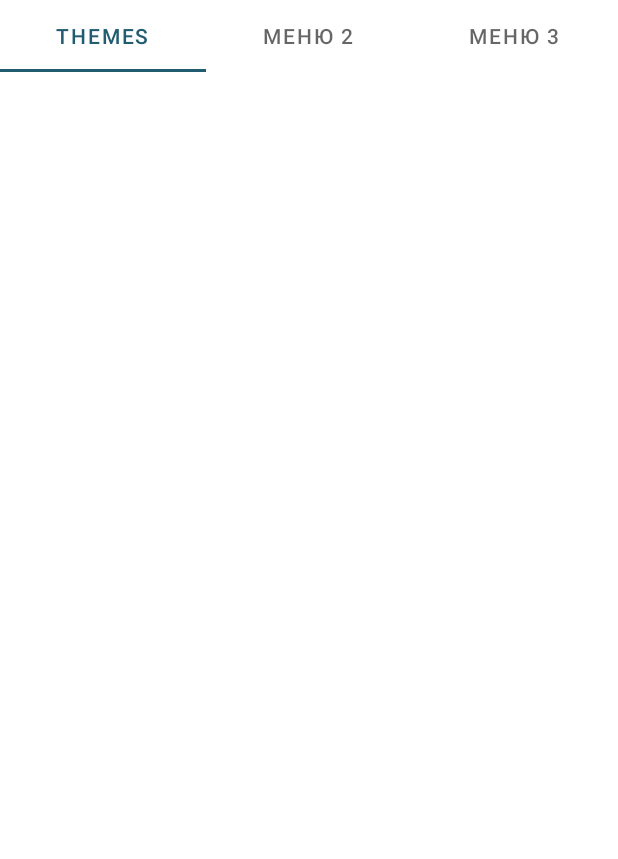
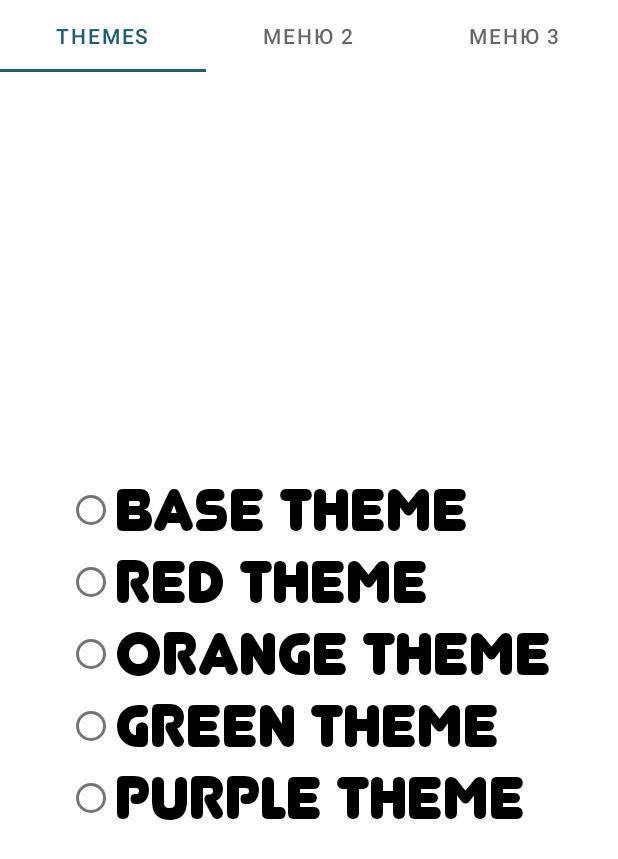
Before and after one commit to BansheeMan/Klindyuk1919MaterialDesign, an Android app: the fragment SettingsFragment shown on its own in the app's theme, on a phone screen of 412 x 824 dp. Shown: the top 859 px of the screen. Run offline under Robolectric (Android 15) with nearby library versions, the phone set to English and light mode, and no system bars; 2 statements that could not run were skipped.

Commit message:
HW2 Добавил переключение тем в TabLayout

```diff
--- a/app/src/main/AndroidManifest.xml
+++ b/app/src/main/AndroidManifest.xml
@@ -16,7 +16,7 @@
         android:theme="@style/MyBaseTheme"
         tools:targetApi="31">
         <activity
-            android:name=".view_viewmodel.MainActivity"
+            android:name=".view_viewmodel.main_activity.MainActivity"
             android:exported="true">
             <intent-filter>
                 <action android:name="android.intent.action.MAIN" />
--- a/app/src/main/java/com/example/klindyuk1919materialdesign230522/utils/Keys.kt
+++ b/app/src/main/java/com/example/klindyuk1919materialdesign230522/utils/Keys.kt
@@ -9,3 +9,12 @@ const val TODAY = 0
 const val YESTERDAY = -1
 const val TWO_DAYS_AGO = -2
 const val FORMAT_DATE = "yyyy-MM-dd"
+
+internal const val KEY_SP = "SP"
+internal const val KEY_CURRENT_THEME = "CURRENT_THEME"
+
+const val THEME_BASE = 1
+const val THEME_RED = 2
+const val THEME_ORANGE = 3
+const val THEME_GREEN = 4
+const val THEME_PURPLE = 5
--- a/app/src/main/java/com/example/klindyuk1919materialdesign230522/view_viewmodel/SettingsFragment.kt
+++ b/app/src/main/java/com/example/klindyuk1919materialdesign230522/view_viewmodel/SettingsFragment.kt
@@ -23,7 +23,6 @@ class SettingsFragment : Fragment() {
         return binding.root
     }
 
-
     override fun onCreateOptionsMenu(menu: Menu, inflater: MenuInflater) {
         super.onCreateOptionsMenu(menu, inflater)
         inflater.inflate(R.menu.menu_bottom_bar, menu)
@@ -31,8 +30,24 @@ class SettingsFragment : Fragment() {
 
     override fun onViewCreated(view: View, savedInstanceState: Bundle?) {
         super.onViewCreated(view, savedInstanceState)
+        setThemesFragment()
+        initTabLayout()
+    }
+
+    private fun initTabLayout() {
         binding.tabLayout.addOnTabSelectedListener(object : TabLayout.OnTabSelectedListener {
             override fun onTabSelected(tab: TabLayout.Tab?) {
+                when (tab?.position) {
+                    0 -> {
+                        setThemesFragment()
+                    }
+                    1 -> {
+                        setEmptyFragment()
+                    }
+                    2 -> {
+                        setEmptyFragment()
+                    }
+                }
                 Toast.makeText(requireContext(), "onTabSelected ${tab?.text}", Toast.LENGTH_SHORT)
                     .show()
             }
@@ -50,6 +65,18 @@ class SettingsFragment : Fragment() {
         })
     }
 
+    private fun setEmptyFragment() {
+        requireActivity().supportFragmentManager.beginTransaction()
+            .replace(R.id.settings_container, EmptyFragment.newInstance())
+            .commit()
+    }
+
+    private fun setThemesFragment() {
+        requireActivity().supportFragmentManager.beginTransaction()
+            .replace(R.id.settings_container, ThemesFragment.newInstance())
+            .commit()
+    }
+
     companion object {
         @JvmStatic
         fun newInstance() = SettingsFragment()
--- /dev/null
+++ b/app/src/main/java/com/example/klindyuk1919materialdesign230522/view_viewmodel/ThemesFragment.kt
@@ -0,0 +1,89 @@
+package com.example.klindyuk1919materialdesign230522.view_viewmodel
+
+import android.content.Context
+import android.os.Bundle
+import android.view.LayoutInflater
+import android.view.View
+import android.view.ViewGroup
+import androidx.fragment.app.Fragment
+import com.example.klindyuk1919materialdesign230522.R
+import com.example.klindyuk1919materialdesign230522.databinding.FragmentThemesBinding
+import com.example.klindyuk1919materialdesign230522.utils.*
+import com.example.klindyuk1919materialdesign230522.view_viewmodel.main_activity.MainActivity
+
+
+class ThemesFragment : Fragment(), View.OnClickListener {
+    private var _binding: FragmentThemesBinding? = null
+    private val binding: FragmentThemesBinding
+        get() = _binding!!
+
+    private lateinit var parentActivity: MainActivity
+
+    override fun onAttach(context: Context) {
+        super.onAttach(context)
+        parentActivity =
+            requireActivity() as MainActivity
+    }
+
+    override fun onCreateView(
+        inflater: LayoutInflater, container: ViewGroup?,
+        savedInstanceState: Bundle?
+    ): View {
+        _binding = FragmentThemesBinding.inflate(inflater, container, false)
+        return binding.root
+    }
+
+    override fun onViewCreated(view: View, savedInstanceState: Bundle?) {
+        super.onViewCreated(view, savedInstanceState)
+        binding.rbBase.setOnClickListener(this)
+        binding.rbRed.setOnClickListener(this)
+        binding.rbOrange.setOnClickListener(this)
+        binding.rbGreen.setOnClickListener(this)
+        binding.rbPurple.setOnClickListener(this)
+        with(binding) {
+            when (parentActivity.getCurrentTheme()) {
+                THEME_BASE -> radioButtons.check(R.id.rb_base)
+                THEME_RED -> radioButtons.check(R.id.rb_red)
+                THEME_ORANGE -> radioButtons.check(R.id.rb_orange)
+                THEME_GREEN -> radioButtons.check(R.id.rb_green)
+                THEME_PURPLE -> radioButtons.check(R.id.rb_purple)
+                else -> radioButtons.check(R.id.rb_base)
+            }
+        }
+    }
+
+    override fun onClick(v: View) {
+        when (v.id) {
+            R.id.rb_base -> {
+                parentActivity.setCurrentTheme(THEME_BASE)
+                parentActivity.recreate()
+            }
+            R.id.rb_red -> {
+                parentActivity.setCurrentTheme(THEME_RED)
+                parentActivity.recreate()
+            }
+            R.id.rb_orange -> {
+                parentActivity.setCurrentTheme(THEME_ORANGE)
+                parentActivity.recreate()
+            }
+            R.id.rb_green -> {
+                parentActivity.setCurrentTheme(THEME_GREEN)
+                parentActivity.recreate()
+            }
+            R.id.rb_purple -> {
+                parentActivity.setCurrentTheme(THEME_PURPLE)
+                parentActivity.recreate()
+            }
+        }
+    }
+
+    companion object {
+        @JvmStatic
+        fun newInstance() = ThemesFragment()
+    }
+
+    override fun onDestroy() {
+        _binding = null
+        super.onDestroy()
+    }
+}
--- a/app/src/main/java/com/example/klindyuk1919materialdesign230522/view_viewmodel/picture/PictureOfTheDayFragment.kt
+++ b/app/src/main/java/com/example/klindyuk1919materialdesign230522/view_viewmodel/picture/PictureOfTheDayFragment.kt
@@ -15,7 +15,7 @@ import coil.transform.CircleCropTransformation
 import com.example.klindyuk1919materialdesign230522.R
 import com.example.klindyuk1919materialdesign230522.databinding.FragmentPictureOfTheDayBinding
 import com.example.klindyuk1919materialdesign230522.utils.*
-import com.example.klindyuk1919materialdesign230522.view_viewmodel.MainActivity
+import com.example.klindyuk1919materialdesign230522.view_viewmodel.main_activity.MainActivity
 import com.example.klindyuk1919materialdesign230522.view_viewmodel.SettingsFragment
 import com.google.android.material.bottomappbar.BottomAppBar
 import com.google.android.material.bottomsheet.BottomSheetBehavior
@@ -116,7 +116,8 @@ class PictureOfTheDayFragment : Fragment() {
             R.id.app_bar_settings -> {
                 Log.d("@@@", "app_bar_settings")
                 requireActivity().supportFragmentManager.beginTransaction()
-                    .replace(R.id.container, SettingsFragment.newInstance()).commit()
+                    .addToBackStack("").replace(R.id.container, SettingsFragment.newInstance())
+                    .commit()
             }
             android.R.id.home -> {
                 BottomNavigationDrawerFragment.newInstance()
--- a/app/src/main/res/layout/activity_main.xml
+++ b/app/src/main/res/layout/activity_main.xml
@@ -4,6 +4,6 @@
     android:layout_width="match_parent"
     android:layout_height="match_parent"
     android:id="@+id/container"
-    tools:context=".view_viewmodel.MainActivity">
+    tools:context=".view_viewmodel.main_activity.MainActivity">
 
 </FrameLayout>
--- a/app/src/main/res/layout/fragment_settings.xml
+++ b/app/src/main/res/layout/fragment_settings.xml
@@ -1,5 +1,6 @@
 <?xml version="1.0" encoding="utf-8"?>
 <LinearLayout xmlns:android="http://schemas.android.com/apk/res/android"
+    android:id="@+id/settings_container"
     android:layout_width="match_parent"
     android:layout_height="match_parent"
     android:orientation="vertical">
--- /dev/null
+++ b/app/src/main/res/layout/fragment_themes.xml
@@ -0,0 +1,46 @@
+<?xml version="1.0" encoding="utf-8"?>
+<FrameLayout xmlns:android="http://schemas.android.com/apk/res/android"
+    xmlns:tools="http://schemas.android.com/tools"
+    android:layout_width="match_parent"
+    android:layout_height="match_parent"
+    tools:context=".view_viewmodel.ThemesFragment">
+
+    <RadioGroup
+        android:id="@+id/radioButtons"
+        android:layout_width="wrap_content"
+        android:layout_height="wrap_content"
+        android:layout_gravity="center">
+
+        <com.google.android.material.radiobutton.MaterialRadioButton
+            android:id="@+id/rb_base"
+            android:layout_width="wrap_content"
+            android:layout_height="wrap_content"
+            android:text="@string/base_theme" />
+
+        <com.google.android.material.radiobutton.MaterialRadioButton
+            android:id="@+id/rb_red"
+            android:layout_width="wrap_content"
+            android:layout_height="wrap_content"
+            android:text="@string/red_theme" />
+
+        <com.google.android.material.radiobutton.MaterialRadioButton
+            android:id="@+id/rb_orange"
+            android:layout_width="wrap_content"
+            android:layout_height="wrap_content"
+            android:text="@string/orange_theme" />
+
+        <com.google.android.material.radiobutton.MaterialRadioButton
+            android:id="@+id/rb_green"
+            android:layout_width="wrap_content"
+            android:layout_height="wrap_content"
+            android:text="@string/green_theme" />
+
+        <com.google.android.material.radiobutton.MaterialRadioButton
+            android:id="@+id/rb_purple"
+            android:layout_width="wrap_content"
+            android:layout_height="wrap_content"
+            android:text="@string/purple_theme" />
+
+    </RadioGroup>
+
+</FrameLayout>
--- a/app/src/main/res/values/dimens.xml
+++ b/app/src/main/res/values/dimens.xml
@@ -7,4 +7,5 @@
     <dimen name="size_behavior_peek_height">163dp</dimen>
     <dimen name="size_margin_bottom_navigation">8dp</dimen>
     <dimen name="size_margin_chipgroup">90dp</dimen>
+    <dimen name="size_text_rb_themes">40sp</dimen>
 </resources>
--- a/app/src/main/res/values/strings.xml
+++ b/app/src/main/res/values/strings.xml
@@ -24,9 +24,13 @@
     <string name="chip1" tools:ignore="Typos">chip1</string>
     <string name="chip2">chip2</string>
     <string name="chip3">chip3</string>
-    <!-- TODO: Remove or change this placeholder text -->
-    <string name="hello_blank_fragment">Hello blank fragment</string>
     <string name="themes">THEMES</string>
     <string name="menu_two">Меню 2</string>
     <string name="menu_three">Меню 3</string>
+    <string name="base_theme">BASE THEME</string>
+    <string name="red_theme">RED THEME</string>
+    <string name="orange_theme">ORANGE THEME</string>
+    <string name="green_theme">GREEN THEME</string>
+    <string name="purple_theme">PURPLE THEME</string>
+    <string name="empty_fragment">EMPTY FRAGMENT</string>
 </resources>
--- a/app/src/main/res/values/styles.xml
+++ b/app/src/main/res/values/styles.xml
@@ -11,4 +11,10 @@
         <item name="counterEnabled">false</item>
         <item name="errorTextColor">#034AFF</item>
     </style>
+
+    <style name="Radio_BTN" parent="Widget.MaterialComponents.CompoundButton.RadioButton" >
+        <item name="android:textSize">@dimen/size_text_rb_themes</item>
+        <item name="android:fontFamily">@font/font3</item>
+    </style>
+
 </resources>
--- a/app/src/main/res/values/themes.xml
+++ b/app/src/main/res/values/themes.xml
@@ -26,6 +26,7 @@
         <item name="backgroundBSHL">@color/turquoise_400</item>
         <item name="view_point_BSHL">@color/turquoise_900</item>
         <item name="myColor">@color/turquoise_700</item>
+        <item name="radioButtonStyle">@style/Radio_BTN</item>
     </style>
 
     <style name="MyRedTheme" parent="MyBaseTheme">
```
Also changed, not shown: app/src/main/java/com/example/klindyuk1919materialdesign230522/view_viewmodel/EmptyFragment.kt (added, +33 -0 lines), app/src/main/java/com/example/klindyuk1919materialdesign230522/view_viewmodel/main_activity/MainActivity.kt (renamed from app/src/main/java/com/example/klindyuk1919materialdesign230522/view_viewmodel/MainActivity.kt, +3 -4 lines), app/src/main/java/com/example/klindyuk1919materialdesign230522/view_viewmodel/main_activity/ThemesChanger.kt (added, +39 -0 lines), app/src/main/res/layout/fragment_empty.xml (added, +16 -0 lines), app/src/main/res/font/font3.ttf (added).
